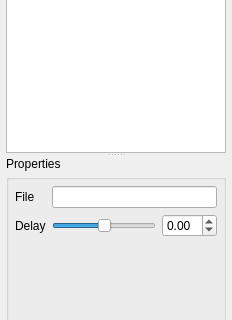
Before: the Qt Designer form Tools/Mokka/ModelDockWidget.ui in Biomechanical-ToolKit/BTKCore, drawn with Qt 5; both pictures show x 0 to 232 and y 224 to 544 of the 232 by 726 pixel window.
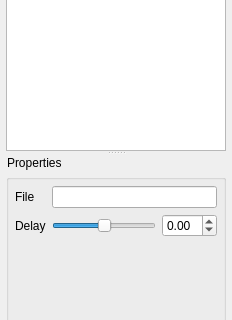
After: the same form once the commit is applied. Icons and pictures are not drawn. Custom widgets are drawn as their Qt base class.

Commit message: [FIX] Mokka: Under MacOS, it is not possible to expand / collapse the properties.

What changed in the file:
```diff
--- a/Tools/Mokka/ModelDockWidget.ui
+++ b/Tools/Mokka/ModelDockWidget.ui
@@ -208,7 +208,7 @@
 
 QPushButton::flat
 {
-  border: none;
+  border: 1px solid rgba(0,0,0,0);
   margin: 0px;
   padding: 0px;
 }</string>
```
